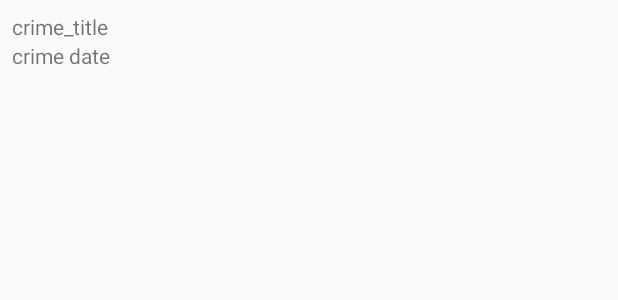
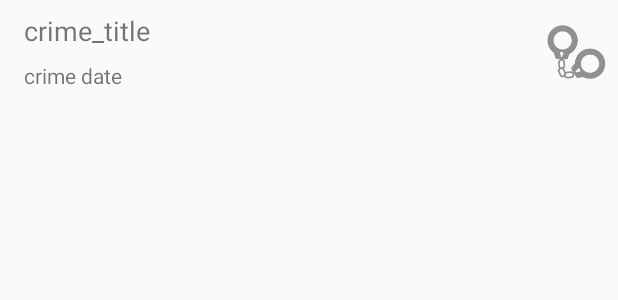
Before and after one commit to ivicel/Android-Programming-BigNerd, an Android app: the layout list_item_crime.xml on its own in the app's theme, with its tools: preview values and no code run, on a phone screen of 412 x 824 dp. Shown: the top 300 px of the screen. Run offline under Robolectric (Android 15) with nearby library versions, the phone set to English and light mode, and no system bars.

Commit message:
chapter 09

```diff
--- a/CriminalIntent/app/src/main/java/info/ivicel/criminalintent/CrimeListFragment.java
+++ b/CriminalIntent/app/src/main/java/info/ivicel/criminalintent/CrimeListFragment.java
@@ -8,6 +8,7 @@ import android.support.v7.widget.RecyclerView;
 import android.view.LayoutInflater;
 import android.view.View;
 import android.view.ViewGroup;
+import android.widget.ImageView;
 import android.widget.TextView;
 import android.widget.Toast;
 
@@ -48,12 +49,14 @@ public class CrimeListFragment extends Fragment {
         private TextView mTitleTextView;
         private TextView mDateTextView;
         private Crime mCrime;
+        private ImageView mSolvedImageView;
 
         public CrimeHolder(LayoutInflater inflater, ViewGroup parent) {
             super(inflater.inflate(R.layout.list_item_crime, parent, false));
 
             mTitleTextView = (TextView)itemView.findViewById(R.id.crime_title);
             mDateTextView = (TextView)itemView.findViewById(R.id.crime_date);
+            mSolvedImageView = (ImageView)itemView.findViewById(R.id.crime_solved);
 
             itemView.setOnClickListener(this);
         }
@@ -67,6 +70,7 @@ public class CrimeListFragment extends Fragment {
             mCrime = crime;
             mTitleTextView.setText(crime.getTitle());
             mDateTextView.setText(crime.getDate().toString());
+            mSolvedImageView.setVisibility(mCrime.isSolved() ? View.VISIBLE : View.GONE);
         }
     }
 
--- a/CriminalIntent/app/src/main/res/layout/fragment_crime.xml
+++ b/CriminalIntent/app/src/main/res/layout/fragment_crime.xml
@@ -21,7 +21,7 @@
     <TextView
         android:layout_width="match_parent"
         android:layout_height="wrap_content"
-        style="?android:listSeparatorTextViewStyle"
+        style="?android:attr/listSeparatorTextViewStyle"
         android:text="@string/crime_details_label"/>
 
     <Button
--- a/CriminalIntent/app/src/main/res/layout/list_item_crime.xml
+++ b/CriminalIntent/app/src/main/res/layout/list_item_crime.xml
@@ -1,21 +1,49 @@
 <?xml version="1.0" encoding="utf-8"?>
-<LinearLayout
+<android.support.constraint.ConstraintLayout
     xmlns:android="http://schemas.android.com/apk/res/android"
+    xmlns:app="http://schemas.android.com/apk/res-auto"
+    xmlns:tools="http://schemas.android.com/tools"
     android:layout_width="match_parent"
     android:layout_height="wrap_content"
     android:orientation="vertical"
-    android:padding="8dp">
+    tools:layout_editor_absoluteY="81dp"
+    tools:layout_editor_absoluteX="0dp">
 
     <TextView
         android:id="@+id/crime_title"
-        android:layout_width="match_parent"
+        android:layout_width="0dp"
         android:layout_height="wrap_content"
-        android:text="crime_title"/>
+        android:layout_marginStart="16dp"
+        android:layout_marginTop="8dp"
+        android:textSize="18sp"
+        app:layout_constraintLeft_toLeftOf="parent"
+        app:layout_constraintRight_toLeftOf="@+id/crime_solved"
+        app:layout_constraintTop_toTopOf="parent"
+        tools:text="crime_title"/>
 
     <TextView
-        android:layout_width="match_parent"
+        android:layout_width="0dp"
         android:layout_height="wrap_content"
         android:id="@+id/crime_date"
-        android:text="crime date"/>
+        tools:text="crime date"
+        android:layout_marginTop="8dp"
+        app:layout_constraintTop_toBottomOf="@+id/crime_title"
+        android:layout_marginStart="16dp"
+        app:layout_constraintLeft_toLeftOf="parent"
+        app:layout_constraintRight_toLeftOf="@+id/crime_solved"
+        android:layout_marginEnd="8dp"
+        app:layout_constraintHorizontal_bias="0.666"/>
 
-</LinearLayout>
+    <ImageView
+        android:id="@+id/crime_solved"
+        android:layout_width="wrap_content"
+        android:layout_height="wrap_content"
+        app:srcCompat="@drawable/ic_solved"
+        app:layout_constraintTop_toTopOf="parent"
+        android:layout_marginTop="16dp"
+        android:layout_marginEnd="8dp"
+        app:layout_constraintRight_toRightOf="parent"
+        app:layout_constraintBottom_toBottomOf="parent"
+        android:layout_marginBottom="16dp"/>
+
+</android.support.constraint.ConstraintLayout>
```
Also changed, not shown: CriminalIntent/app/src/main/res/drawable-xxhdpi/ic_solved.png (added).
